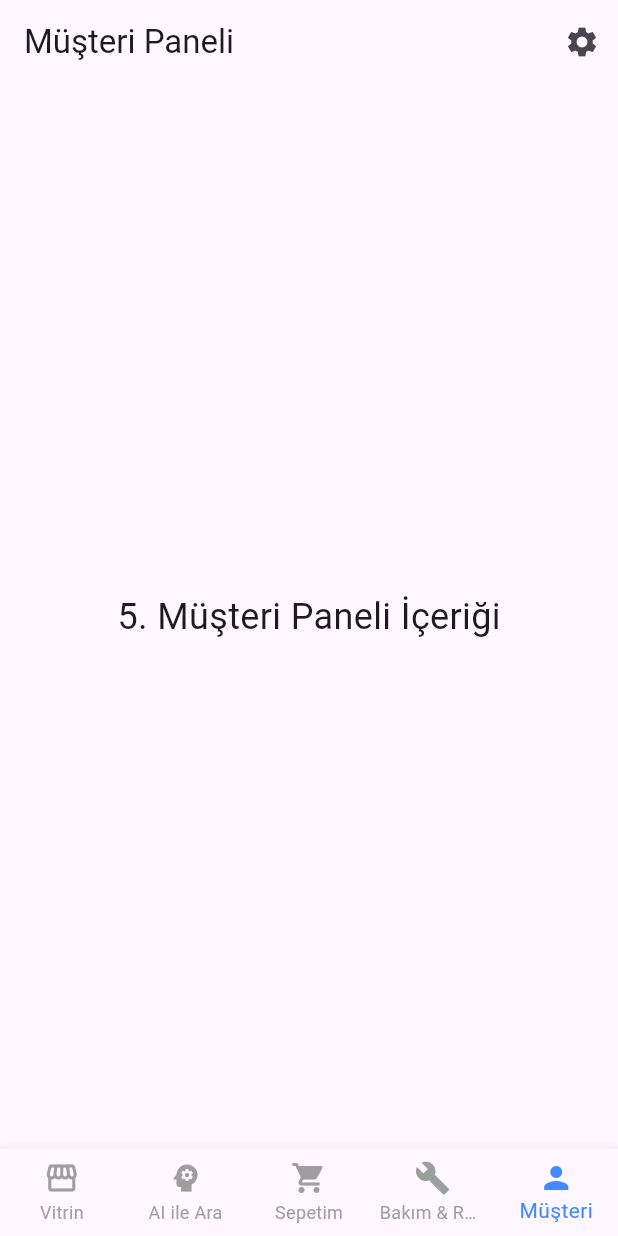
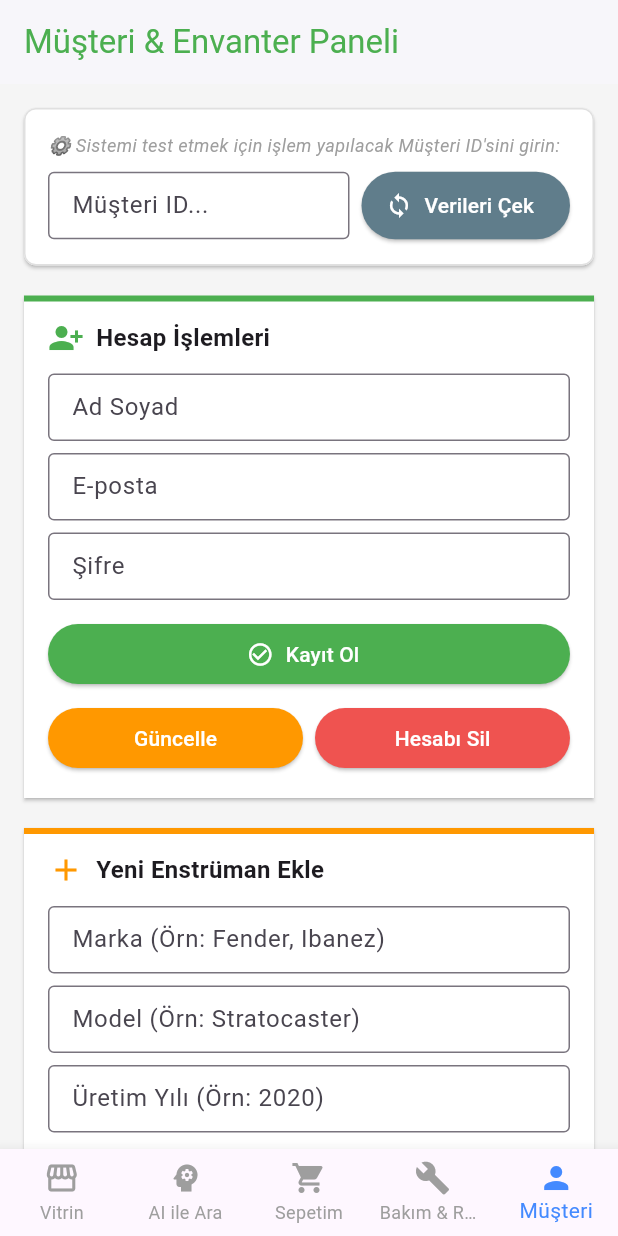
Before and after one commit to SkyMoonIndustries/Luthierim, a Flutter app: the screen it shows after launch, item 5 of the bottom bar chosen, on a phone screen of 412 x 824 dp. Run offline on Flutter 3.47's test engine with Material 3 defaults, Android fonts, the phone set to English and light mode, and no system bars; our stand-ins replace dio; network calls fail.

Commit message:
Musteri Paneli Eklendi

```diff
--- /dev/null
+++ b/luthierim_mobile/lib/features/maintenance/screens/customer_panel_screen.dart
@@ -0,0 +1,400 @@
+import 'package:flutter/material.dart';
+import '../../../core/services/api_service_customer.dart';
+
+class CustomerPanelScreen extends StatefulWidget {
+  const CustomerPanelScreen({super.key});
+
+  @override
+  State<CustomerPanelScreen> createState() => _CustomerPanelScreenState();
+}
+
+class _CustomerPanelScreenState extends State<CustomerPanelScreen> {
+  final CustomerApiService _apiService = CustomerApiService();
+
+  // O an sistemde aktif olan (test edilen) müşterinin ID'si
+  String? _activeCustomerId;
+
+  // Test Alanı Controller
+  final TextEditingController _testIdController = TextEditingController();
+
+  // Hesap İşlemleri Controller'ları
+  final TextEditingController _nameController = TextEditingController();
+  final TextEditingController _emailController = TextEditingController();
+  final TextEditingController _passwordController = TextEditingController();
+
+  // Enstrüman Ekleme Controller'ları
+  final TextEditingController _brandController = TextEditingController();
+  final TextEditingController _modelController = TextEditingController();
+  final TextEditingController _yearController = TextEditingController();
+
+  @override
+  void dispose() {
+    _testIdController.dispose();
+    _nameController.dispose();
+    _emailController.dispose();
+    _passwordController.dispose();
+    _brandController.dispose();
+    _modelController.dispose();
+    _yearController.dispose();
+    super.dispose();
+  }
+
+  void _showSnackBar(String message, Color color) {
+    if (!mounted) return;
+    ScaffoldMessenger.of(context).showSnackBar(SnackBar(content: Text(message), backgroundColor: color));
+  }
+
+  @override
+  Widget build(BuildContext context) {
+    return Scaffold(
+      appBar: AppBar(
+        title: const Text('Müşteri & Envanter Paneli', style: TextStyle(color: Colors.green)),
+        backgroundColor: Colors.white,
+        elevation: 1,
+        iconTheme: const IconThemeData(color: Colors.green),
+      ),
+      backgroundColor: Colors.grey[100],
+      body: SingleChildScrollView(
+        padding: const EdgeInsets.all(12.0),
+        child: Column(
+          crossAxisAlignment: CrossAxisAlignment.stretch,
+          children: [
+            _buildTestIdCard(),
+            const SizedBox(height: 12),
+            _buildAccountOperationsCard(),
+            const SizedBox(height: 12),
+            _buildAddInstrumentCard(),
+            const SizedBox(height: 12),
+            _buildMyInstrumentsCard(),
+            const SizedBox(height: 24),
+          ],
+        ),
+      ),
+    );
+  }
+
+  // =========================================================
+  // ÜST TEST ALANI (ID Girip Verileri Çekme)
+  // =========================================================
+  Widget _buildTestIdCard() {
+    return Card(
+      color: Colors.white,
+      shape: RoundedRectangleBorder(borderRadius: BorderRadius.circular(8), side: BorderSide(color: Colors.grey.shade300)),
+      child: Padding(
+        padding: const EdgeInsets.all(16.0),
+        child: Column(
+          crossAxisAlignment: CrossAxisAlignment.start,
+          children: [
+            const Text('⚙️ Sistemi test etmek için işlem yapılacak Müşteri ID\'sini girin:', style: TextStyle(fontSize: 12, fontStyle: FontStyle.italic, color: Colors.grey)),
+            const SizedBox(height: 8),
+            Row(
+              children: [
+                Expanded(
+                  child: SizedBox(
+                    height: 45,
+                    child: TextField(
+                      controller: _testIdController,
+                      decoration: const InputDecoration(hintText: 'Müşteri ID...', border: OutlineInputBorder(), contentPadding: EdgeInsets.symmetric(horizontal: 12)),
+                    ),
+                  ),
+                ),
+                const SizedBox(width: 8),
+                ElevatedButton.icon(
+                  onPressed: () {
+                    if (_testIdController.text.trim().isNotEmpty) {
+                      setState(() { _activeCustomerId = _testIdController.text.trim(); });
+                      _showSnackBar('Test ID ayarlandı. Enstrümanlar getiriliyor...', Colors.blue);
+                    }
+                  },
+                  style: ElevatedButton.styleFrom(backgroundColor: Colors.blueGrey, foregroundColor: Colors.white, minimumSize: const Size(120, 45)),
+                  icon: const Icon(Icons.sync),
+                  label: const Text('Verileri Çek'),
+                )
+              ],
+            )
+          ],
+        ),
+      ),
+    );
+  }
+
+  // =========================================================
+  // 1, 2, 3. HESAP İŞLEMLERİ (Kayıt, Güncelle, Sil)
+  // =========================================================
+  Widget _buildAccountOperationsCard() {
+    return Card(
+      color: Colors.white,
+      shape: const Border(top: BorderSide(color: Colors.green, width: 4)),
+      child: Padding(
+        padding: const EdgeInsets.all(16.0),
+        child: Column(
+          crossAxisAlignment: CrossAxisAlignment.start,
+          children: [
+            const Row(
+              children: [
+                Icon(Icons.person_add_alt_1, color: Colors.green),
+                SizedBox(width: 8),
+                Text('Hesap İşlemleri', style: TextStyle(fontSize: 16, fontWeight: FontWeight.bold)),
+              ],
+            ),
+            const SizedBox(height: 12),
+            _buildTextField('Ad Soyad', controller: _nameController),
+            const SizedBox(height: 8),
+            _buildTextField('E-posta', controller: _emailController),
+            const SizedBox(height: 8),
+            _buildTextField('Şifre', controller: _passwordController, isPassword: true),
+            const SizedBox(height: 12),
+            SizedBox(
+              width: double.infinity,
+              child: ElevatedButton.icon(
+                onPressed: () async {
+                  try {
+                    String newId = await _apiService.registerCustomer(_nameController.text, _emailController.text, _passwordController.text);
+                    setState(() {
+                      _activeCustomerId = newId;
+                      _testIdController.text = newId;
+                    });
+                    _showSnackBar('Kayıt Başarılı! ID: $newId', Colors.green);
+                  } catch (e) { _showSnackBar(e.toString(), Colors.red); }
+                },
+                style: ElevatedButton.styleFrom(backgroundColor: Colors.green, foregroundColor: Colors.white),
+                icon: const Icon(Icons.check_circle_outline),
+                label: const Text('Kayıt Ol'),
+              ),
+            ),
+            const SizedBox(height: 8),
+            Row(
+              children: [
+                Expanded(
+                  child: ElevatedButton(
+                    onPressed: () async {
+                      if (_activeCustomerId == null) return _showSnackBar('Önce Müşteri ID girin!', Colors.red);
+                      try {
+                        await _apiService.updateCustomer(_activeCustomerId!, _nameController.text, _emailController.text);
+                        _showSnackBar('Bilgiler güncellendi!', Colors.orange);
+                      } catch (e) { _showSnackBar(e.toString(), Colors.red); }
+                    },
+                    style: ElevatedButton.styleFrom(backgroundColor: Colors.orange, foregroundColor: Colors.white),
+                    child: const Text('Güncelle'),
+                  ),
+                ),
+                const SizedBox(width: 8),
+                Expanded(
+                  child: ElevatedButton(
+                    onPressed: () async {
+                      if (_activeCustomerId == null) return _showSnackBar('Önce Müşteri ID girin!', Colors.red);
+                      try {
+                        await _apiService.deleteCustomer(_activeCustomerId!);
+                        setState(() { _activeCustomerId = null; _testIdController.clear(); });
+                        _showSnackBar('Hesap başarıyla silindi!', Colors.red);
+                      } catch (e) { _showSnackBar(e.toString(), Colors.red); }
+                    },
+                    style: ElevatedButton.styleFrom(backgroundColor: Colors.red.shade400, foregroundColor: Colors.white),
+                    child: const Text('Hesabı Sil'),
+                  ),
+                ),
+              ],
+            )
+          ],
+        ),
+      ),
+    );
+  }
+
+  // =========================================================
+  // 5. YENİ ENSTRÜMAN EKLE (HAYALET HESAP BYPASS'I EKLENDİ)
+  // =========================================================
+  Widget _buildAddInstrumentCard() {
+    return Card(
+      color: Colors.white,
+      shape: const Border(top: BorderSide(color: Colors.orange, width: 4)),
+      child: Padding(
+        padding: const EdgeInsets.all(16.0),
+        child: Column(
+          crossAxisAlignment: CrossAxisAlignment.start,
+          children: [
+            const Row(
+              children: [
+                Icon(Icons.add, color: Colors.orange),
+                SizedBox(width: 8),
+                Text('Yeni Enstrüman Ekle', style: TextStyle(fontSize: 16, fontWeight: FontWeight.bold)),
+              ],
+            ),
+            const SizedBox(height: 12),
+            _buildTextField('Marka (Örn: Fender, Ibanez)', controller: _brandController),
+            const SizedBox(height: 8),
+            _buildTextField('Model (Örn: Stratocaster)', controller: _modelController),
+            const SizedBox(height: 8),
+            _buildTextField('Üretim Yılı (Örn: 2020)', controller: _yearController, isNumber: true),
+            const SizedBox(height: 12),
+            SizedBox(
+              width: double.infinity,
+              child: ElevatedButton.icon(
+                onPressed: () async {
+
+                  // 🔥 HACKER ÇÖZÜMÜ: Kullanıcı ID girmemişse çaktırmadan arka planda hesap aç!
+                  if (_activeCustomerId == null || _activeCustomerId!.isEmpty) {
+                    _showSnackBar('Otomatik misafir hesabı oluşturuluyor, bekleyin...', Colors.blue);
+                    try {
+                      String autoId = await _apiService.registerCustomer(
+                        "Misafir Müşteri",
+                        "misafir_${DateTime.now().millisecondsSinceEpoch}@test.com",
+                        "123"
+                      );
+                      setState(() {
+                        _activeCustomerId = autoId;
+                        _testIdController.text = autoId;
+                      });
+                    } catch (e) {
+                      return _showSnackBar('Otomatik hesap açılamadı: $e', Colors.red);
+                    }
+                  }
+
+                  // Artık kesinlikle bir ID var, direkt envantere ekle!
+                  try {
+                    await _apiService.addInstrument(
+                      _activeCustomerId!,
+                      _brandController.text.isEmpty ? "Belirtilmedi" : _brandController.text,
+                      _modelController.text.isEmpty ? "Belirtilmedi" : _modelController.text,
+                      int.tryParse(_yearController.text) ?? 2024
+                    );
+                    _showSnackBar('Enstrüman Eklendi!', Colors.green);
+                    _brandController.clear();
+                    _modelController.clear();
+                    _yearController.clear();
+                    setState(() {}); // Listeyi yenile
+                  } catch (e) {
+                    _showSnackBar(e.toString(), Colors.red);
+                  }
+                },
+                style: ElevatedButton.styleFrom(backgroundColor: Colors.orange, foregroundColor: Colors.white),
+                icon: const Icon(Icons.add),
+                label: const Text('Envantere Ekle'),
+              ),
+            ),
+          ],
+        ),
+      ),
+    );
+  }
+
+  // =========================================================
+  // 4, 6, 7. BENİM ENSTRÜMANLARIM (Listele, Düzenle, Sil)
+  // =========================================================
+  Widget _buildMyInstrumentsCard() {
+    return Card(
+      color: Colors.white,
+      shape: const Border(top: BorderSide(color: Colors.blueGrey, width: 4)),
+      child: Padding(
+        padding: const EdgeInsets.all(16.0),
+        child: Column(
+          crossAxisAlignment: CrossAxisAlignment.start,
+          children: [
+            const Row(
+              children: [
+                Icon(Icons.music_note, color: Colors.blueGrey),
+                SizedBox(width: 8),
+                Text('Benim Enstrümanlarım', style: TextStyle(fontSize: 16, fontWeight: FontWeight.bold)),
+              ],
+            ),
+            const SizedBox(height: 12),
+            if (_activeCustomerId == null)
+              const Text('Lütfen envanteri görmek için yukarıdan Müşteri ID girin veya direkt enstrüman ekleyin.', style: TextStyle(color: Colors.grey)),
+            if (_activeCustomerId != null)
+              FutureBuilder<List<dynamic>>(
+                future: _apiService.getCustomerInstruments(_activeCustomerId!),
+                builder: (context, snapshot) {
+                  if (snapshot.connectionState == ConnectionState.waiting) return const Center(child: CircularProgressIndicator());
+                  if (snapshot.hasError) return Text("Hata: ${snapshot.error}", style: const TextStyle(color: Colors.red));
+                  if (!snapshot.hasData || snapshot.data!.isEmpty) return const Text("Henüz eklenmiş bir enstrüman bulunmuyor.");
+
+                  return Column(
+                    children: snapshot.data!.map((inst) {
+                      final instId = inst['_id'];
+                      return ListTile(
+                        contentPadding: EdgeInsets.zero,
+                        leading: const Icon(Icons.music_note),
+                        title: Text("${inst['brand']} ${inst['model']}"),
+                        subtitle: Text("Yıl: ${inst['year']}"),
+                        trailing: Row(
+                          mainAxisSize: MainAxisSize.min,
+                          children: [
+                            IconButton(
+                              icon: const Icon(Icons.edit, color: Colors.orange),
+                              onPressed: () => _showEditDialog(instId, inst['brand'], inst['model'], inst['year'].toString()),
+                            ),
+                            IconButton(
+                              icon: const Icon(Icons.delete, color: Colors.red),
+                              onPressed: () async {
+                                try {
+                                  await _apiService.deleteInstrument(instId);
+                                  _showSnackBar('Enstrüman silindi!', Colors.green);
+                                  setState(() {});
+                                } catch (e) { _showSnackBar(e.toString(), Colors.red); }
+                              },
+                            ),
+                          ],
+                        ),
+                      );
+                    }).toList(),
+                  );
+                },
+              ),
+          ],
+        ),
+      ),
+    );
+  }
+
+  // --- Düzenleme Dialog Penceresi ---
+  void _showEditDialog(String instId, String brand, String model, String year) {
+    final bCtrl = TextEditingController(text: brand);
+    final mCtrl = TextEditingController(text: model);
+    final yCtrl = TextEditingController(text: year);
+
+    showDialog(
+      context: context,
+      builder: (dialogContext) => AlertDialog(
+        title: const Text('Enstrümanı Güncelle'),
+        content: Column(
+          mainAxisSize: MainAxisSize.min,
+          children: [
+            TextField(controller: bCtrl, decoration: const InputDecoration(labelText: 'Marka')),
+            TextField(controller: mCtrl, decoration: const InputDecoration(labelText: 'Model')),
+            TextField(controller: yCtrl, decoration: const InputDecoration(labelText: 'Yıl'), keyboardType: TextInputType.number),
+          ],
+        ),
+        actions: [
+          TextButton(onPressed: () => Navigator.pop(dialogContext), child: const Text('İptal')),
+          ElevatedButton(
+            onPressed: () async {
+              Navigator.pop(dialogContext);
+              try {
+                await _apiService.updateInstrument(instId, bCtrl.text, mCtrl.text, int.parse(yCtrl.text));
+                if (mounted) { _showSnackBar('Güncellendi!', Colors.green); setState(() {}); }
+              } catch (e) { if (mounted) _showSnackBar(e.toString(), Colors.red); }
+            },
+            child: const Text('Kaydet'),
+          )
+        ],
+      ),
+    );
+  }
+
+  // Ortak TextField
+  Widget _buildTextField(String hint, {TextEditingController? controller, bool isPassword = false, bool isNumber = false}) {
+    return SizedBox(
+      height: 45,
+      child: TextField(
+        controller: controller,
+        obscureText: isPassword,
+        keyboardType: isNumber ? TextInputType.number : TextInputType.text,
+        decoration: InputDecoration(
+          hintText: hint,
+          contentPadding: const EdgeInsets.symmetric(horizontal: 12),
+          border: const OutlineInputBorder(),
+        ),
+      ),
+    );
+  }
+}
--- a/luthierim_mobile/lib/main.dart
+++ b/luthierim_mobile/lib/main.dart
@@ -1,5 +1,6 @@
 import 'package:flutter/material.dart';
 import 'features/maintenance/screens/customer_maintenance_screen.dart';
+import 'features/maintenance/screens/customer_panel_screen.dart'; // Yeni oluşturduğumuz sayfa
 
 void main() {
   runApp(const LuthierimApp());
@@ -12,17 +13,16 @@ class LuthierimApp extends StatelessWidget {
   Widget build(BuildContext context) {
     return MaterialApp(
       title: 'Luthierim',
-      debugShowCheckedModeBanner: false, // Sağ üstteki debug yazısını kaldırır
+      debugShowCheckedModeBanner: false,
       theme: ThemeData(
         primarySwatch: Colors.blue,
         useMaterial3: true,
       ),
-      home: const MainSkeleton(), // Uygulamanın ana iskeleti
+      home: const MainSkeleton(),
     );
   }
 }
 
-// --- ALT SEKMELERİ YÖNETECEK ANA MERKEZ ---
 class MainSkeleton extends StatefulWidget {
   const MainSkeleton({super.key});
 
@@ -33,30 +33,26 @@ class MainSkeleton extends StatefulWidget {
 class _MainSkeletonState extends State<MainSkeleton> {
   int _currentIndex = 0;
 
-  // Alt sekmelere tıklandıkça gövdede gösterilecek sayfalar
   final List<Widget> _pages = [
     const VitrinPage(),
     const AISearchPage(),
     const CartPage(),
-    const CustomerMaintenanceScreen(),
-    const CustomerPanelPage(),
+    const CustomerMaintenanceScreen(), // SENİN MODÜLÜN
+    const CustomerPanelScreen(),       // ARKADAŞININ YENİ TERTEMİZ MODÜLÜ
   ];
 
   @override
   Widget build(BuildContext context) {
     return Scaffold(
-      // Seçili sayfayı gövdede göster
       body: _pages[_currentIndex],
-
-      // Alt Navigasyon Çubuğu
       bottomNavigationBar: BottomNavigationBar(
         currentIndex: _currentIndex,
         onTap: (index) {
           setState(() {
-            _currentIndex = index; // Sekme değiştirildiğinde ekranı güncelle
+            _currentIndex = index;
           });
         },
-        type: BottomNavigationBarType.fixed, // 3'ten fazla sekme olduğu için bu ayar şart
+        type: BottomNavigationBarType.fixed,
         selectedItemColor: Colors.blueAccent,
         unselectedItemColor: Colors.grey,
         items: const [
@@ -72,16 +68,14 @@ class _MainSkeletonState extends State<MainSkeleton> {
 }
 
 // =====================================================================
-// BURADAN AŞAĞISI İLERİDE HERKESİN KENDİ DOSYASINA TAŞIYACAĞI SAYFALAR
+// DUMMY SAYFALAR (Vitrin, AI, Sepet vs.)
 // =====================================================================
 
 class VitrinPage extends StatelessWidget {
   const VitrinPage({super.key});
   @override
   Widget build(BuildContext context) {
-    return const Scaffold(
-      body: Center(child: Text('1. Vitrin Sayfası', style: TextStyle(fontSize: 24))),
-    );
+    return const Scaffold(body: Center(child: Text('1. Vitrin Sayfası', style: TextStyle(fontSize: 24))));
   }
 }
 
@@ -89,9 +83,7 @@ class AISearchPage extends StatelessWidget {
   const AISearchPage({super.key});
   @override
   Widget build(BuildContext context) {
-    return const Scaffold(
-      body: Center(child: Text('2. AI ile Ara Sayfası', style: TextStyle(fontSize: 24))),
-    );
+    return const Scaffold(body: Center(child: Text('2. AI ile Ara Sayfası', style: TextStyle(fontSize: 24))));
   }
 }
 
@@ -99,61 +91,6 @@ class CartPage extends StatelessWidget {
   const CartPage({super.key});
   @override
   Widget build(BuildContext context) {
-    return const Scaffold(
-      body: Center(child: Text('3. Sepetim Sayfası', style: TextStyle(fontSize: 24))),
-    );
+    return const Scaffold(body: Center(child: Text('3. Sepetim Sayfası', style: TextStyle(fontSize: 24))));
   }
 }
-
-// SENİN ÇALIŞACAĞIN ANA SAYFA BURASI
-class MaintenanceAppointmentPage extends StatelessWidget {
-  const MaintenanceAppointmentPage({super.key});
-  @override
-  Widget build(BuildContext context) {
-    return const Scaffold(
-      body: Center(child: Text('4. Bakım & Randevu Sistemi\n(Halil\'in Modülü)', textAlign: TextAlign.center, style: TextStyle(fontSize: 24))),
-    );
-  }
-}
-
-class CustomerPanelPage extends StatelessWidget {
-  const CustomerPanelPage({super.key});
-  @override
-  Widget build(BuildContext context) {
-    return Scaffold(
-      appBar: AppBar(
-        title: const Text('Müşteri Paneli'),
-        actions: [
-          // Sağ üstteki Çark İkonu
-          IconButton(
-            icon: const Icon(Icons.settings),
-            tooltip: 'Luthier Yönetim Paneline Geç',
-            onPressed: () {
-              // Çarka basınca Luthier Paneline yönlendir
-              Navigator.push(
-                context,
-                MaterialPageRoute(builder: (context) => const LuthierPanelPage()),
-              );
-            },
-          )
-        ],
-      ),
-      body: const Center(child: Text('5. Müşteri Paneli İçeriği', style: TextStyle(fontSize: 24))),
-    );
-  }
-}
-
-class LuthierPanelPage extends StatelessWidget {
-  const LuthierPanelPage({super.key});
-  @override
-  Widget build(BuildContext context) {
-    return Scaffold(
-      appBar: AppBar(
-        title: const Text('Luthier Paneli'),
-        backgroundColor: Colors.blueGrey,
-        foregroundColor: Colors.white,
-      ),
-      body: const Center(child: Text('6. Luthier Yönetim Paneli', style: TextStyle(fontSize: 24))),
-    );
-  }
-}
```
Also changed, not shown: luthierim_mobile/lib/core/services/api_service_customer.dart (added, +132 -0 lines).
